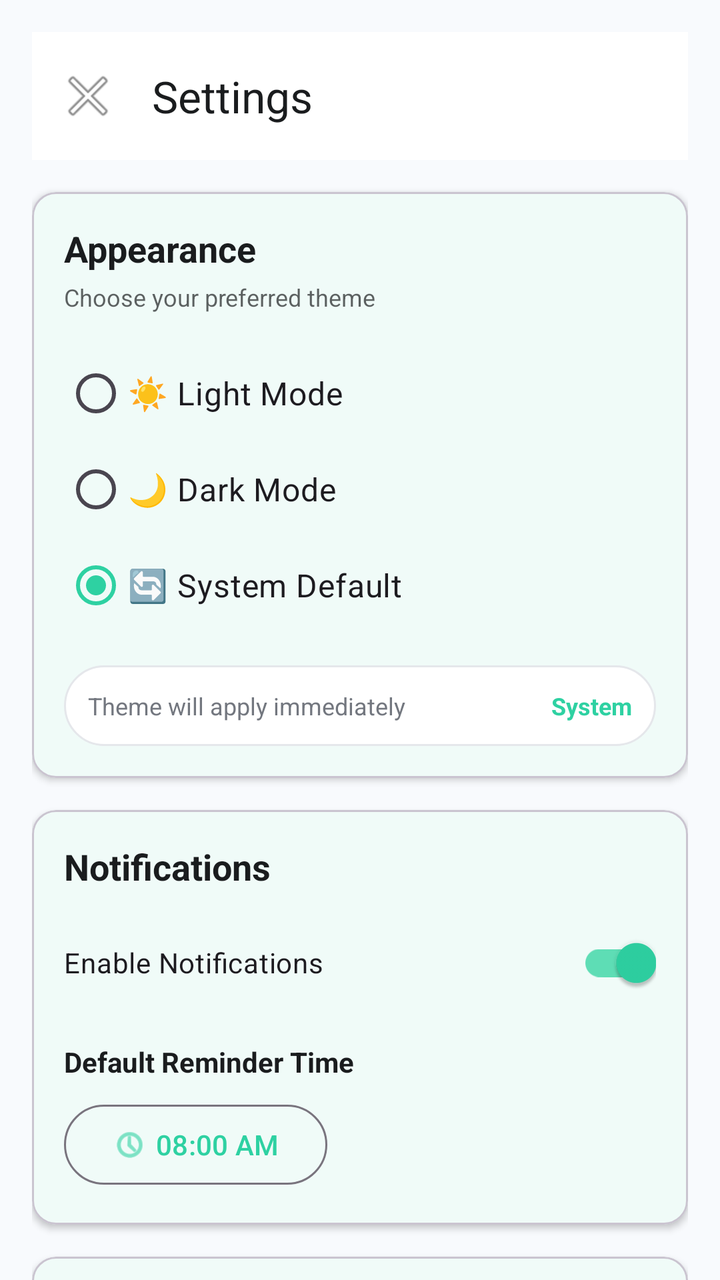
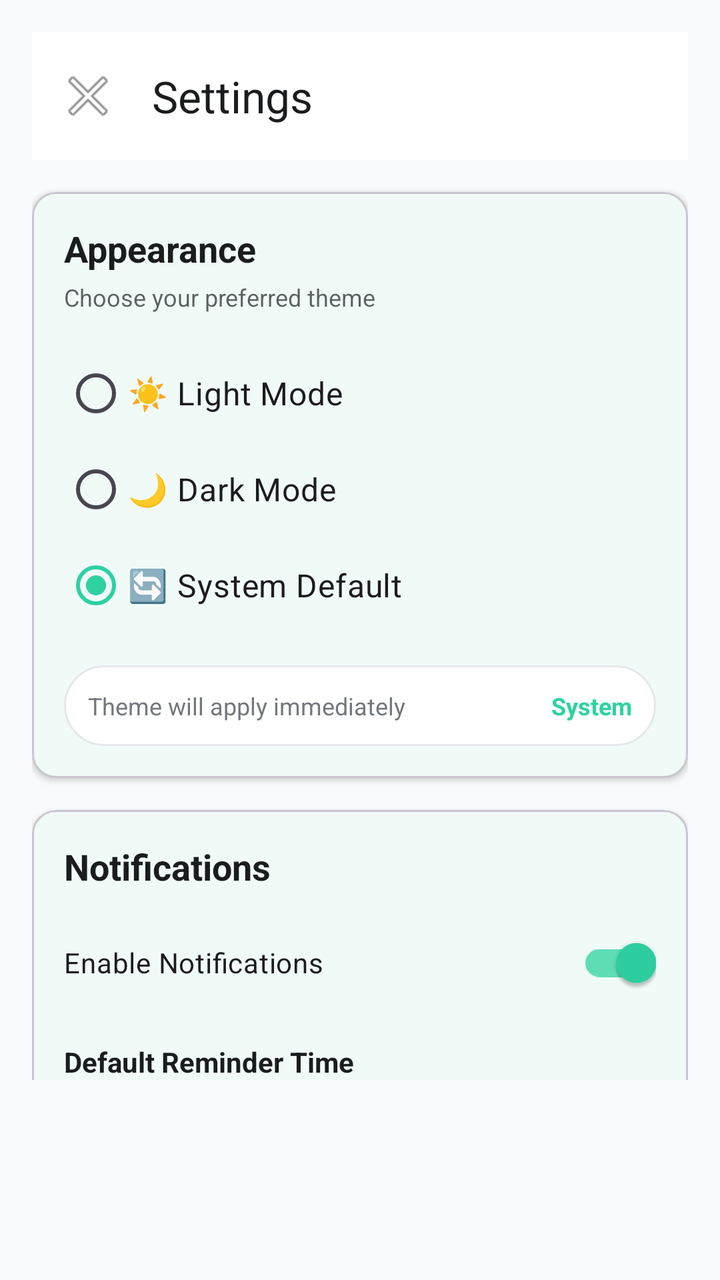

An Android layout rendered at two revisions. The XML below is the earlier revision; the diff shows what the commit changed to produce the second picture.
<!-- AndroidManifest.xml: application theme Theme.MyHabit -->
<!-- res/layout/fragment_settings.xml -->
<?xml version="1.0" encoding="utf-8"?>
<androidx.core.widget.NestedScrollView
    xmlns:android="http://schemas.android.com/apk/res/android"
    xmlns:app="http://schemas.android.com/apk/res-auto"
    android:layout_width="match_parent"
    android:layout_height="match_parent"
    android:background="@color/md_theme_background"
    android:fillViewport="true">

    <androidx.constraintlayout.widget.ConstraintLayout
        android:layout_width="match_parent"
        android:layout_height="wrap_content"
        android:padding="16dp">

        <com.google.android.material.appbar.MaterialToolbar
            android:id="@+id/toolbar"
            android:layout_width="match_parent"
            android:layout_height="?attr/actionBarSize"
            android:background="@color/md_theme_surface"
            app:title="Settings"
            app:titleTextColor="@color/md_theme_onSurface"
            app:navigationIcon="@android:drawable/ic_menu_close_clear_cancel"
            app:layout_constraintTop_toTopOf="parent" />

        
        <com.google.android.material.card.MaterialCardView
            android:id="@+id/cardNotifications"
            android:layout_width="match_parent"
            android:layout_height="wrap_content"
            android:layout_marginTop="16dp"
            app:cardCornerRadius="12dp"
            app:cardElevation="2dp"
            app:layout_constraintTop_toBottomOf="@id/cardTheme">

            <LinearLayout
                android:layout_width="match_parent"
                android:layout_height="wrap_content"
                android:orientation="vertical"
                android:padding="16dp">

                <TextView
                    android:layout_width="wrap_content"
                    android:layout_height="wrap_content"
                    android:text="Notifications"
                    android:textSize="18sp"
                    android:textStyle="bold"
                    android:textColor="@color/md_theme_onSurface" />

                <com.google.android.material.switchmaterial.SwitchMaterial
                    android:id="@+id/switchNotifications"
                    android:layout_width="match_parent"
                    android:layout_height="wrap_content"
                    android:layout_marginTop="12dp"
                    android:text="Enable Notifications"
                    android:checked="true" />

                <TextView
                    android:layout_width="wrap_content"
                    android:layout_height="wrap_content"
                    android:layout_marginTop="16dp"
                    android:text="Default Reminder Time"
                    android:textSize="14sp"
                    android:textStyle="bold"
                    android:textColor="@color/md_theme_onSurface" />

                <com.google.android.material.button.MaterialButton
                    android:id="@+id/buttonDefaultTime"
                    android:layout_width="wrap_content"
                    android:layout_height="wrap_content"
                    android:layout_marginTop="8dp"
                    android:text="08:00 AM"
                    style="@style/Widget.Material3.Button.OutlinedButton"
                    app:icon="@android:drawable/ic_menu_recent_history" />

            </LinearLayout>

        </com.google.android.material.card.MaterialCardView>

        
        <com.google.android.material.card.MaterialCardView
            android:id="@+id/cardTheme"
            android:layout_width="match_parent"
            android:layout_height="wrap_content"
            android:layout_marginTop="16dp"
            app:cardCornerRadius="12dp"
            app:cardElevation="2dp"
            app:layout_constraintTop_toBottomOf="@id/toolbar">

            <LinearLayout
                android:layout_width="match_parent"
                android:layout_height="wrap_content"
                android:orientation="vertical"
                android:padding="16dp">

                <TextView
                    android:layout_width="wrap_content"
                    android:layout_height="wrap_content"
                    android:text="Appearance"
                    android:textSize="18sp"
                    android:textStyle="bold"
                    android:textColor="@color/md_theme_onSurface" />

                <TextView
                    android:layout_width="wrap_content"
                    android:layout_height="wrap_content"
                    android:layout_marginTop="4dp"
                    android:text="Choose your preferred theme"
                    android:textSize="12sp"
                    android:textColor="@color/md_theme_onSurface"
                    android:alpha="0.7" />

                
                <RadioGroup
                    android:id="@+id/radioGroupTheme"
                    android:layout_width="match_parent"
                    android:layout_height="wrap_content"
                    android:layout_marginTop="16dp"
                    android:orientation="vertical">

                    
                    <com.google.android.material.radiobutton.MaterialRadioButton
                        android:id="@+id/radioLight"
                        android:layout_width="match_parent"
                        android:layout_height="wrap_content"
                        android:text="☀️ Light Mode"
                        android:textSize="16sp"
                        android:paddingVertical="8dp"
                        android:buttonTint="@color/primary" />

                    
                    <com.google.android.material.radiobutton.MaterialRadioButton
                        android:id="@+id/radioDark"
                        android:layout_width="match_parent"
                        android:layout_height="wrap_content"
                        android:text="🌙 Dark Mode"
                        android:textSize="16sp"
                        android:paddingVertical="8dp"
                        android:buttonTint="@color/primary" />

                    
                    <com.google.android.material.radiobutton.MaterialRadioButton
                        android:id="@+id/radioSystem"
                        android:layout_width="match_parent"
                        android:layout_height="wrap_content"
                        android:text="🔄 System Default"
                        android:textSize="16sp"
                        android:paddingVertical="8dp"
                        android:buttonTint="@color/primary"
                        android:checked="true" />

                </RadioGroup>

                
                <LinearLayout
                    android:layout_width="match_parent"
                    android:layout_height="wrap_content"
                    android:layout_marginTop="16dp"
                    android:orientation="horizontal"
                    android:gravity="center"
                    android:padding="12dp"
                    android:background="@drawable/bg_card_glass">

                    <TextView
                        android:layout_width="0dp"
                        android:layout_height="wrap_content"
                        android:layout_weight="1"
                        android:text="Theme will apply immediately"
                        android:textSize="12sp"
                        android:textColor="@color/text_muted" />

                    <TextView
                        android:id="@+id/textViewCurrentTheme"
                        android:layout_width="wrap_content"
                        android:layout_height="wrap_content"
                        android:text="System"
                        android:textSize="12sp"
                        android:textStyle="bold"
                        android:textColor="@color/primary" />

                </LinearLayout>

            </LinearLayout>

        </com.google.android.material.card.MaterialCardView>

        
        <com.google.android.material.card.MaterialCardView
            android:id="@+id/cardDailySummary"
            android:layout_width="match_parent"
            android:layout_height="wrap_content"
            android:layout_marginTop="16dp"
            app:cardCornerRadius="12dp"
            app:cardElevation="2dp"
            app:layout_constraintTop_toBottomOf="@id/cardNotifications">

            <LinearLayout
                android:layout_width="match_parent"
                android:layout_height="wrap_content"
                android:orientation="vertical"
                android:padding="16dp">

                <TextView
                    android:layout_width="wrap_content"
                    android:layout_height="wrap_content"
                    android:text="Daily Summary"
                    android:textSize="18sp"
                    android:textStyle="bold"
                    android:textColor="@color/md_theme_onSurface" />

                <com.google.android.material.switchmaterial.SwitchMaterial
                    android:id="@+id/switchDailySummary"
                    android:layout_width="match_parent"
                    android:layout_height="wrap_content"
                    android:layout_marginTop="12dp"
                    android:text="Enable Daily Summary"
                    android:checked="true" />

                <TextView
                    android:layout_width="wrap_content"
                    android:layout_height="wrap_content"
                    android:layout_marginTop="8dp"
                    android:text="Get a summary of your habits at the end of each day"
                    android:textSize="12sp"
                    android:textColor="@color/md_theme_onSurface"
                    android:alpha="0.7" />

                <TextView
                    android:id="@+id/textViewSummaryTimeLabel"
                    android:layout_width="wrap_content"
                    android:layout_height="wrap_content"
                    android:layout_marginTop="16dp"
                    android:text="Summary Time"
                    android:textSize="14sp"
                    android:textStyle="bold"
                    android:textColor="@color/md_theme_onSurface" />

                <com.google.android.material.button.MaterialButton
                    android:id="@+id/buttonSummaryTime"
                    android:layout_width="wrap_content"
                    android:layout_height="wrap_content"
                    android:layout_marginTop="8dp"
                    android:text="08:00 PM"
                    style="@style/Widget.Material3.Button.OutlinedButton"
                    app:icon="@android:drawable/ic_menu_recent_history" />

            </LinearLayout>

        </com.google.android.material.card.MaterialCardView>

        
        <com.google.android.material.card.MaterialCardView
            android:id="@+id/cardAbout"
            android:layout_width="match_parent"
            android:layout_height="wrap_content"
            android:layout_marginTop="16dp"
            app:cardCornerRadius="12dp"
            app:cardElevation="2dp"
            app:layout_constraintTop_toBottomOf="@id/cardDailySummary">

            <LinearLayout
                android:layout_width="match_parent"
                android:layout_height="wrap_content"
                android:orientation="vertical"
                android:padding="16dp">

                <TextView
                    android:layout_width="wrap_content"
                    android:layout_height="wrap_content"
                    android:text="About"
                    android:textSize="18sp"
                    android:textStyle="bold"
                    android:textColor="@color/md_theme_onSurface" />

                <TextView
                    android:layout_width="wrap_content"
                    android:layout_height="wrap_content"
                    android:layout_marginTop="12dp"
                    android:text="MyHabit - Habit Tracker"
                    android:textSize="16sp"
                    android:textColor="@color/md_theme_onSurface" />

                <TextView
                    android:layout_width="wrap_content"
                    android:layout_height="wrap_content"
                    android:layout_marginTop="4dp"
                    android:text="Version 1.0"
                    android:textSize="14sp"
                    android:textColor="@color/md_theme_onSurface"
                    android:alpha="0.7" />

                <TextView
                    android:layout_width="wrap_content"
                    android:layout_height="wrap_content"
                    android:layout_marginTop="8dp"
                    android:text="Build better habits with ML-powered insights"
                    android:textSize="12sp"
                    android:textColor="@color/md_theme_onSurface"
                    android:alpha="0.7" />

            </LinearLayout>

        </com.google.android.material.card.MaterialCardView>

    </androidx.constraintlayout.widget.ConstraintLayout>

</androidx.core.widget.NestedScrollView>
<!-- resources referenced by this layout -->
<resources>
  <color name="md_theme_background">#F8FAFD</color>
  <color name="md_theme_onSurface">#1A1C1E</color>
  <color name="md_theme_surface">#FFFFFF</color>
  <color name="primary">#2ED1A2</color>
  <color name="text_muted">#73777F</color>
  <!-- drawable bg_card_glass (drawable) -->
  <?xml version="1.0" encoding="utf-8"?>
  <shape xmlns:android="http://schemas.android.com/apk/res/android"
      android:shape="rectangle">
      <solid android:color="@color/surface_light" />
      <corners android:radius="28dp" />
      <stroke
          android:width="1dp"
          android:color="@color/border_light" />
  </shape>
  <style name="Theme.MyHabit" parent="Base.Theme.MyHabit" />
  <color name="surface_light">#FFFFFF</color>
  <color name="border_light">#E5E7EB</color>
  <color name="text_on_primary">#FFFFFF</color>
  <color name="primary_light">#5EDDB5</color>
  <color name="background_light">#F8FAFD</color>
  <color name="text_main">#1A1C1E</color>
  <style name="ShapeAppearance.MyHabit.SmallComponent" parent="ShapeAppearance.Material3.SmallComponent">
          <item name="cornerFamily">rounded</item>
          <item name="cornerSize">12dp</item>
      </style>
  <style name="ShapeAppearance.MyHabit.MediumComponent" parent="ShapeAppearance.Material3.MediumComponent">
          <item name="cornerFamily">rounded</item>
          <item name="cornerSize">16dp</item>
      </style>
  <style name="ShapeAppearance.MyHabit.LargeComponent" parent="ShapeAppearance.Material3.LargeComponent">
          <item name="cornerFamily">rounded</item>
          <item name="cornerSize">28dp</item>
      </style>
  <style name="TextAppearance.MyHabit.Headline1" parent="TextAppearance.Material3.HeadlineLarge">
          <item name="android:textSize">32sp</item>
          <item name="android:textColor">@color/text_main</item>
          <item name="android:fontFamily">sans-serif-medium</item>
      </style>
  <style name="TextAppearance.MyHabit.Headline2" parent="TextAppearance.Material3.HeadlineMedium">
          <item name="android:textSize">24sp</item>
          <item name="android:textColor">@color/text_main</item>
          <item name="android:fontFamily">sans-serif-medium</item>
      </style>
  <style name="TextAppearance.MyHabit.Body1" parent="TextAppearance.Material3.BodyLarge">
          <item name="android:textSize">16sp</item>
          <item name="android:textColor">@color/text_main</item>
      </style>
  <style name="TextAppearance.MyHabit.Body2" parent="TextAppearance.Material3.BodyMedium">
          <item name="android:textSize">14sp</item>
          <item name="android:textColor">@color/text_muted</item>
      </style>
  <!-- unchanged entries left out for length: 1 -->
</resources>

<!-- the commit's change to res/layout/fragment_settings.xml (unified diff, before → after) -->
@@ -4,8 +4,9 @@
     xmlns:app="http://schemas.android.com/apk/res-auto"
     android:layout_width="match_parent"
     android:layout_height="match_parent"
-    android:background="@color/md_theme_background"
-    android:fillViewport="true">
+    android:background="@color/background_light"
+    android:fillViewport="true"
+    android:paddingBottom="100dp">
 
     <androidx.constraintlayout.widget.ConstraintLayout
         android:layout_width="match_parent"
<!-- resource entries referenced after the edit -->
@@ -1,6 +1,5 @@
 <!-- resources referenced by this layout -->
 <resources>
-  <color name="md_theme_background">#F8FAFD</color>
   <color name="md_theme_onSurface">#1A1C1E</color>
   <color name="md_theme_surface">#FFFFFF</color>
   <color name="primary">#2ED1A2</color>
